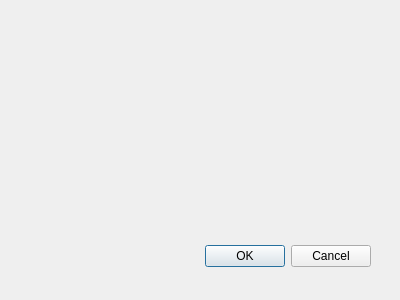
Qt form statistikbanken_dialog_base.ui (regiongis/statistikbanken) before a commit.
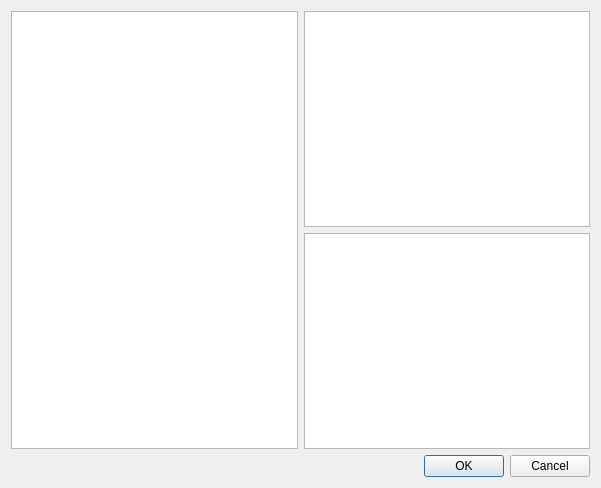
The same form after that commit.

Commit message: basic gui tilføjet. Treeview til højre og to listviews til venstre. Kun til test

```diff
--- a/statistikbanken_dialog_base.ui
+++ b/statistikbanken_dialog_base.ui
@@ -1,33 +1,35 @@
 <ui version="4.0" >
  <class>StatistikBankenDialogBase</class>
- <widget class="QDialog" name="StatistikBankenDialogBase" >
-  <property name="geometry" >
+ <widget class="QDialog" name="StatistikBankenDialogBase">
+  <property name="geometry">
    <rect>
     <x>0</x>
     <y>0</y>
-    <width>400</width>
-    <height>300</height>
+    <width>601</width>
+    <height>488</height>
    </rect>
   </property>
   <property name="windowTitle" >
    <string>Statistikbanken</string>
   </property>
-  <widget class="QDialogButtonBox" name="button_box" >
-   <property name="geometry" >
-    <rect>
-     <x>30</x>
-     <y>240</y>
-     <width>341</width>
-     <height>32</height>
-    </rect>
-   </property>
-   <property name="orientation" >
-    <enum>Qt::Horizontal</enum>
-   </property>
-   <property name="standardButtons" >
-    <set>QDialogButtonBox::Cancel|QDialogButtonBox::Ok</set>
-   </property>
-  </widget>
+  <layout class="QGridLayout" name="gridLayout">
+   <item row="0" column="0" rowspan="2">
+    <widget class="QTreeView" name="treeView"/>
+   </item>
+   <item row="1" column="1">
+    <widget class="QListView" name="listView_2"/>
+   </item>
+   <item row="0" column="1">
+    <widget class="QListView" name="listView"/>
+   </item>
+   <item row="2" column="1">
+    <widget class="QDialogButtonBox" name="buttonBox">
+     <property name="standardButtons">
+      <set>QDialogButtonBox::Cancel|QDialogButtonBox::Ok</set>
+     </property>
+    </widget>
+   </item>
+  </layout>
  </widget>
  <resources/>
  <connections>
```
Left out of the diff: 40 changed lines with no effect on the pictures.
